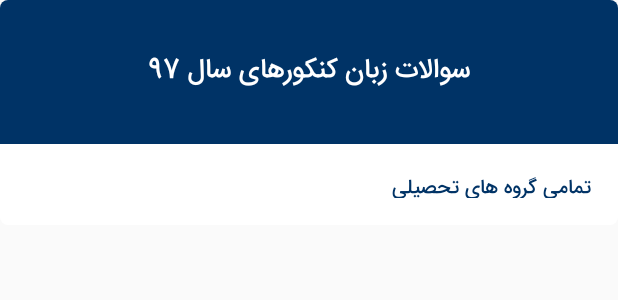
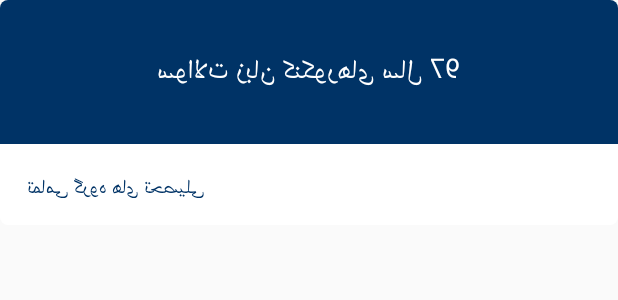
Before and after one commit to sigma1326/EnglishTest, an Android app: the layout outer_header.xml on its own in the app's theme, with its tools: preview values and no code run, on a phone screen of 412 x 824 dp. Shown: the top 300 px of the screen. Run offline under Robolectric (Android 15) with nearby library versions, the phone set to English and light mode, and no system bars.

Commit message:
set yearMajorRecyclerView to RTL

```diff
--- a/app/src/main/res/layout/home_fragment.xml
+++ b/app/src/main/res/layout/home_fragment.xml
@@ -23,6 +23,7 @@
         android:layout_width="0dp"
         android:layout_height="0dp"
         android:layout_marginTop="16dp"
+        android:scaleX="-1"
         android:clipChildren="false"
         app:layout_constraintBottom_toBottomOf="parent"
         app:layout_constraintEnd_toEndOf="parent"
--- a/app/src/main/res/layout/inner_item.xml
+++ b/app/src/main/res/layout/inner_item.xml
@@ -5,6 +5,7 @@
     android:layout_width="match_parent"
     android:layout_height="@dimen/inner_item_height"
     android:layout_gravity="center"
+    android:scaleX="-1"
     android:background="@drawable/white_corners"
     android:clickable="true"
     android:focusable="true">
--- a/app/src/main/res/layout/outer_header.xml
+++ b/app/src/main/res/layout/outer_header.xml
@@ -1,9 +1,11 @@
 <?xml version="1.0" encoding="utf-8"?>
 <androidx.constraintlayout.widget.ConstraintLayout xmlns:android="http://schemas.android.com/apk/res/android"
     xmlns:app="http://schemas.android.com/apk/res-auto"
+    xmlns:tools="http://schemas.android.com/tools"
     android:layout_width="match_parent"
     android:layout_height="@dimen/inner_item_header_height"
-    android:background="@android:color/transparent">
+    android:background="@android:color/transparent"
+    android:scaleX="-1">
 
 
     <View
@@ -22,25 +24,24 @@
         android:id="@+id/header_title"
         android:layout_width="0dp"
         android:layout_height="wrap_content"
-        android:fontFamily="@font/iransans_medium"
         android:gravity="center"
-        android:text="سوالات زبان کنکورهای سال 97"
         android:textColor="#ffffff"
         android:textSize="18sp"
         app:layout_constraintBottom_toBottomOf="@+id/view2"
         app:layout_constraintEnd_toEndOf="parent"
         app:layout_constraintStart_toStartOf="parent"
-        app:layout_constraintTop_toTopOf="@+id/view2" />
+        app:layout_constraintTop_toTopOf="@+id/view2"
+        tools:fontFamily="@font/iransans_medium"
+        tools:text="سوالات زبان کنکورهای سال 97" />
 
     <TextView
         android:id="@+id/header_subtitle"
         android:layout_width="0dp"
         android:layout_height="0dp"
         android:background="@drawable/header_subtitle_corners"
-        android:fontFamily="@font/iransans_medium"
         android:gravity="center|end|start"
         android:padding="18dp"
-        android:text="تمامی گروه های تحصیلی"
+        android:text="@string/all_majors"
         android:textAlignment="textStart"
         android:textColor="#003366"
         android:textSize="13sp"
@@ -48,5 +49,6 @@
         app:layout_constraintEnd_toEndOf="parent"
         app:layout_constraintHeight_percent="0.36"
         app:layout_constraintStart_toStartOf="parent"
-        app:layout_constraintTop_toBottomOf="@+id/view2" />
+        app:layout_constraintTop_toBottomOf="@+id/view2"
+        tools:fontFamily="@font/iransans_medium" />
 </androidx.constraintlayout.widget.ConstraintLayout>
--- a/app/src/main/res/values/strings.xml
+++ b/app/src/main/res/values/strings.xml
@@ -14,4 +14,5 @@
     <string name="show_timer_in_test">نمایش زمانسنج در آزمون</string>
     <string name="about_developer">درباره تولیدکننده</string>
     <string name="drawer_title">سوالات زبان کنکور</string>
+    <string name="all_majors">تمامی گروه های تحصیلی</string>
 </resources>
```
Also changed, not shown: app/src/main/res/layout/outer_item.xml (+6 -3 lines).
